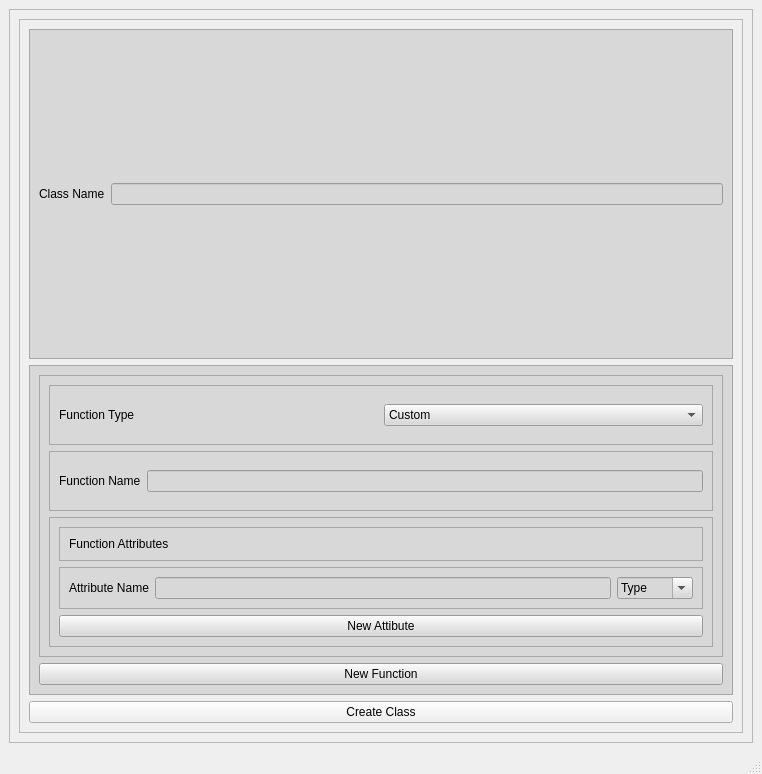
This is UI/raws/RawUi.ui in leogutschow/ClassCreatorHelper as Qt 5 draws it before an edit. The edited form follows.
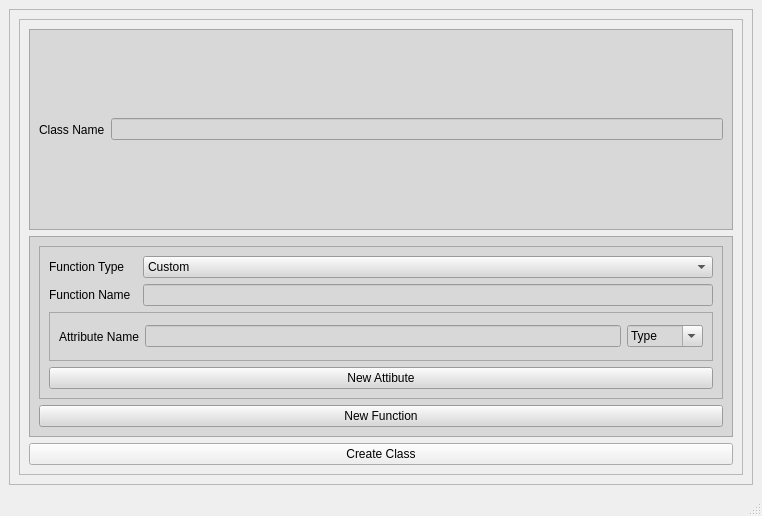
This is the edited form.

Patch:
```diff
--- a/UI/raws/RawUi.ui
+++ b/UI/raws/RawUi.ui
@@ -7,7 +7,7 @@
     <x>0</x>
     <y>0</y>
     <width>762</width>
-    <height>774</height>
+    <height>516</height>
    </rect>
   </property>
   <property name="windowTitle">
@@ -38,7 +38,7 @@
             <x>0</x>
             <y>0</y>
             <width>722</width>
-            <height>693</height>
+            <height>435</height>
            </rect>
           </property>
           <layout class="QGridLayout" name="gridLayout">
@@ -84,8 +84,18 @@
              <property name="frameShadow">
               <enum>QFrame::Raised</enum>
              </property>
-             <layout class="QVBoxLayout" name="verticalLayout_3">
-              <item>
+             <layout class="QGridLayout" name="gridLayout_2">
+              <item row="1" column="0">
+               <widget class="QPushButton" name="NewFunction">
+                <property name="text">
+                 <string>New Function</string>
+                </property>
+                <property name="checkable">
+                 <bool>false</bool>
+                </property>
+               </widget>
+              </item>
+              <item row="0" column="0">
                <widget class="QFrame" name="frame_2">
                 <property name="frameShape">
                  <enum>QFrame::StyledPanel</enum>
@@ -93,82 +103,25 @@
                 <property name="frameShadow">
                  <enum>QFrame::Raised</enum>
                 </property>
-                <layout class="QVBoxLayout" name="verticalLayout_6">
-                 <item>
-                  <widget class="QFrame" name="FunctionTypeFrame">
-                   <property name="autoFillBackground">
-                    <bool>false</bool>
-                   </property>
-                   <property name="frameShape">
-                    <enum>QFrame::StyledPanel</enum>
-                   </property>
-                   <property name="frameShadow">
-                    <enum>QFrame::Raised</enum>
-                   </property>
-                   <layout class="QHBoxLayout" name="horizontalLayout_3">
-                    <item>
+                <layout class="QGridLayout" name="gridLayout_3">
+                 <item row="1" column="2">
+                  <widget class="QLineEdit" name="FunctionNameEdit"/>
+                 </item>
+                 <item row="0" column="0">
                      <widget class="QLabel" name="FunctionType">
                       <property name="text">
                        <string>Function Type</string>
                       </property>
                      </widget>
                     </item>
-                    <item>
-                     <widget class="QComboBox" name="FunctionTypeEdit">
-                      <property name="editable">
-                       <bool>false</bool>
-                      </property>
-                      <item>
-                       <property name="text">
-                        <string>Custom</string>
-                       </property>
-                      </item>
-                      <item>
-                       <property name="text">
-                        <string>__init__</string>
-                       </property>
-                      </item>
-                      <item>
-                       <property name="text">
-                        <string>__str__</string>
-                       </property>
-                      </item>
-                      <item>
-                       <property name="text">
-                        <string>__call__</string>
-                       </property>
-                      </item>
-                     </widget>
-                    </item>
-                   </layout>
-                  </widget>
-                 </item>
-                 <item>
-                  <widget class="QFrame" name="FunctionNameFrame">
-                   <property name="autoFillBackground">
-                    <bool>false</bool>
-                   </property>
-                   <property name="frameShape">
-                    <enum>QFrame::StyledPanel</enum>
-                   </property>
-                   <property name="frameShadow">
-                    <enum>QFrame::Raised</enum>
-                   </property>
-                   <layout class="QHBoxLayout" name="horizontalLayout_2">
-                    <item>
+                 <item row="1" column="0">
                      <widget class="QLabel" name="FunctionName">
                       <property name="text">
                        <string>Function Name</string>
                       </property>
                      </widget>
                     </item>
-                    <item>
-                     <widget class="QLineEdit" name="FunctionNameEdit"/>
-                    </item>
-                   </layout>
-                  </widget>
-                 </item>
-                 <item>
+                 <item row="2" column="0" colspan="3">
                   <widget class="QFrame" name="FunctionAttrsFrame">
                    <property name="autoFillBackground">
                     <bool>false</bool>
@@ -179,41 +132,7 @@
                    <property name="frameShadow">
                     <enum>QFrame::Raised</enum>
                    </property>
-                   <layout class="QVBoxLayout" name="verticalLayout_5">
-                    <item>
-                     <widget class="QFrame" name="FunctioNameLabelFrame">
-                      <property name="autoFillBackground">
-                       <bool>false</bool>
-                      </property>
-                      <property name="frameShape">
-                       <enum>QFrame::StyledPanel</enum>
-                      </property>
-                      <property name="frameShadow">
-                       <enum>QFrame::Raised</enum>
-                      </property>
-                      <layout class="QVBoxLayout" name="verticalLayout_4">
-                       <item>
-                        <widget class="QLabel" name="FunctionAttributes">
-                         <property name="text">
-                          <string>Function Attributes</string>
-                         </property>
-                        </widget>
-                       </item>
-                      </layout>
-                     </widget>
-                    </item>
-                    <item>
-                     <widget class="QFrame" name="SingleAttrFrame">
-                      <property name="autoFillBackground">
-                       <bool>false</bool>
-                      </property>
-                      <property name="frameShape">
-                       <enum>QFrame::StyledPanel</enum>
-                      </property>
-                      <property name="frameShadow">
-                       <enum>QFrame::Raised</enum>
-                      </property>
-                      <layout class="QHBoxLayout" name="horizontalLayout_4">
+                   <layout class="QHBoxLayout" name="horizontalLayout_2">
                        <item>
                         <widget class="QLabel" name="label">
                          <property name="text">
@@ -284,7 +203,34 @@
                       </layout>
                      </widget>
                     </item>
+                 <item row="0" column="2">
+                  <widget class="QComboBox" name="FunctionTypeEdit">
+                   <property name="editable">
+                    <bool>false</bool>
+                   </property>
                     <item>
+                    <property name="text">
+                     <string>Custom</string>
+                    </property>
+                   </item>
+                   <item>
+                    <property name="text">
+                     <string>__init__</string>
+                    </property>
+                   </item>
+                   <item>
+                    <property name="text">
+                     <string>__str__</string>
+                    </property>
+                   </item>
+                   <item>
+                    <property name="text">
+                     <string>__call__</string>
+                    </property>
+                   </item>
+                  </widget>
+                 </item>
+                 <item row="3" column="0" colspan="3">
                      <widget class="QPushButton" name="NewAttribute">
                       <property name="text">
                        <string>New Attibute</string>
@@ -292,19 +238,6 @@
                      </widget>
                     </item>
                    </layout>
-                  </widget>
-                 </item>
-                </layout>
-               </widget>
-              </item>
-              <item>
-               <widget class="QPushButton" name="NewFunction">
-                <property name="text">
-                 <string>New Function</string>
-                </property>
-                <property name="checkable">
-                 <bool>false</bool>
-                </property>
                </widget>
               </item>
              </layout>
```
Lines whose indentation alone changed are shown as unchanged.
